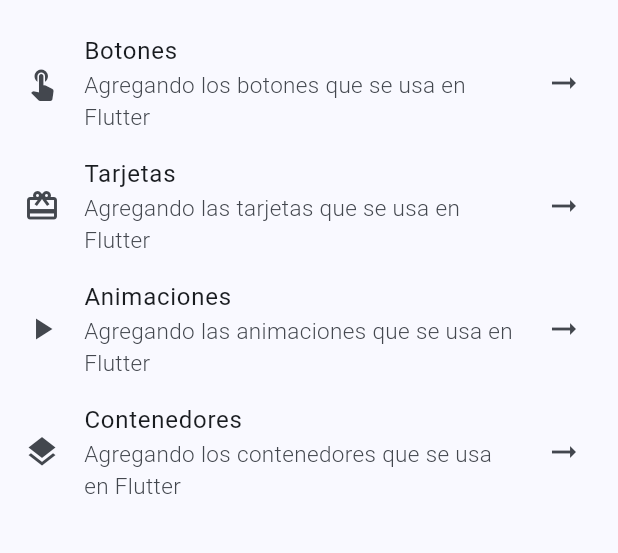
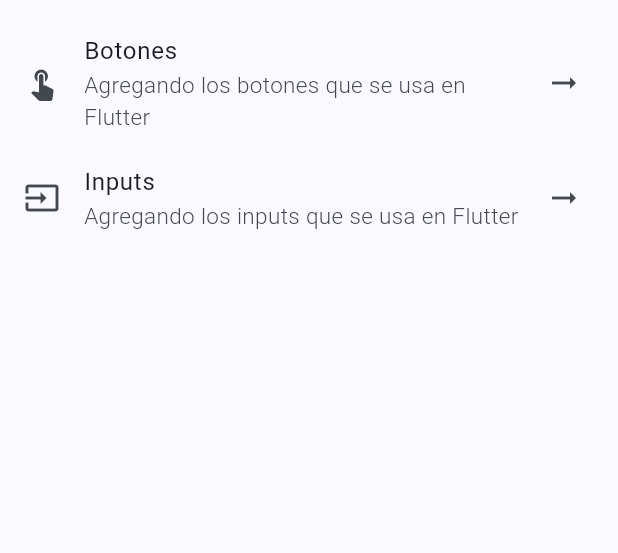
Before and after one commit to Ignaciomanchu1998/Widgets-Flutter, a Flutter app: the screen it shows after launch, on a phone screen of 412 x 824 dp, the part 63-616 px from its top. Run offline on Flutter 3.47's test engine with Material 3 defaults, Android fonts, the phone set to English and light mode, and no system bars; our stand-ins replace go_router.

Commit message:
Agregando inputs.

```diff
--- a/lib/app/presentation/screens/screens.dart
+++ b/lib/app/presentation/screens/screens.dart
@@ -1,2 +1,3 @@
 export 'home_screen.dart';
 export 'buttons_screen.dart';
+export 'input_screen.dart';
--- a/lib/config/routes/app_route.dart
+++ b/lib/config/routes/app_route.dart
@@ -15,6 +15,11 @@ final appRouter = GoRouter(
       name: ButtonScreen.routeName,
       builder: (context, state) => const ButtonScreen(),
     ),
+     GoRoute(
+      path: '/input',
+      name: InputScreen.routeName,
+      builder: (context, state) => const InputScreen(),
+    ),
     GoRoute(
       path: '/code-screen-shared',
       name: CodeScreenShared.routeName,
--- a/lib/config/routes/menu_item_route.dart
+++ b/lib/config/routes/menu_item_route.dart
@@ -21,22 +21,10 @@ class MenuItemRoute {
       route: '/buttons',
     ),
     MenuItemRoute(
-      title: 'Tarjetas',
-      subtitle: 'Agregando las tarjetas que se usa en Flutter',
-      icon: Icons.card_giftcard,
-      route: '/settings',
+      title: 'Inputs',
+      subtitle: 'Agregando los inputs que se usa en Flutter',
+      icon: Icons.input,
+      route: '/input',
     ),
-    MenuItemRoute(
-      title: 'Animaciones',
-      subtitle: 'Agregando las animaciones que se usa en Flutter',
-      icon: Icons.play_arrow,
-      route: '/settings',
-    ),
-    MenuItemRoute(
-      title: 'Contenedores',
-      subtitle: 'Agregando los contenedores que se usa en Flutter',
-      icon: Icons.layers,
-      route: '/settings',
-    )
   ];
 }
```
Also changed, not shown: lib/app/presentation/screens/input_screen.dart (added, +112 -0 lines).
